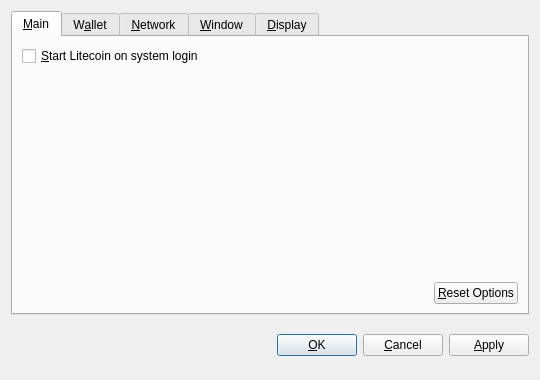
This is src/qt/forms/optionsdialog.ui in XEPHULA-Social-Media/xephula as Qt 5 draws it before an edit. The edited form follows.
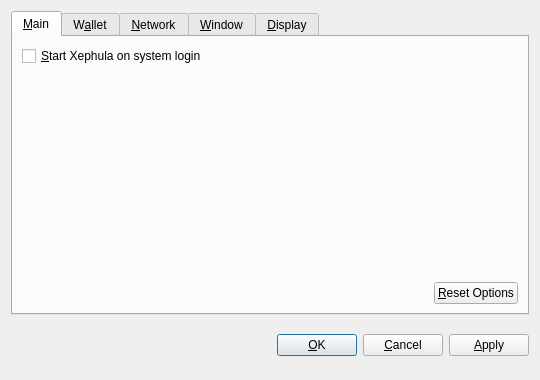
This is the edited form. Custom widgets are drawn as their Qt base class.

Diff of the .ui file:
```diff
--- a/src/qt/forms/optionsdialog.ui
+++ b/src/qt/forms/optionsdialog.ui
@@ -36,7 +36,7 @@
           <string>Automatically start Litecoin after logging in to the system.</string>
          </property>
          <property name="text">
-          <string>&amp;Start Litecoin on system login</string>
+          <string>&amp;Start Xephula on system login</string>
          </property>
         </widget>
        </item>
```
Left out of the diff: 10 changed lines with no effect on the pictures.
